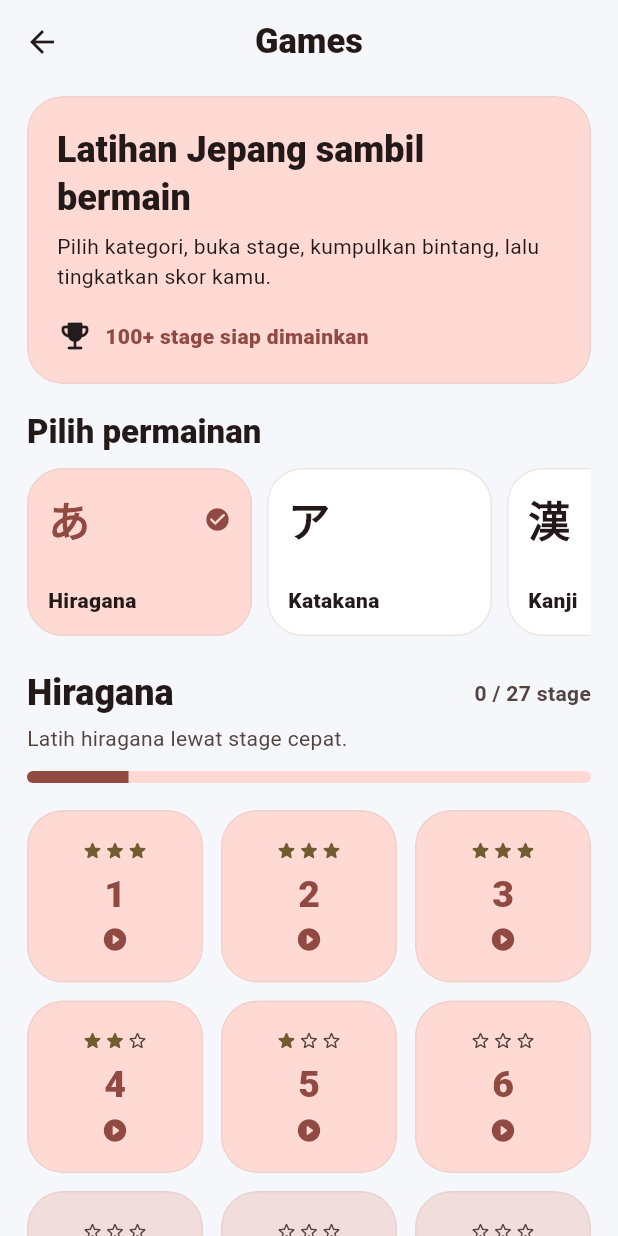
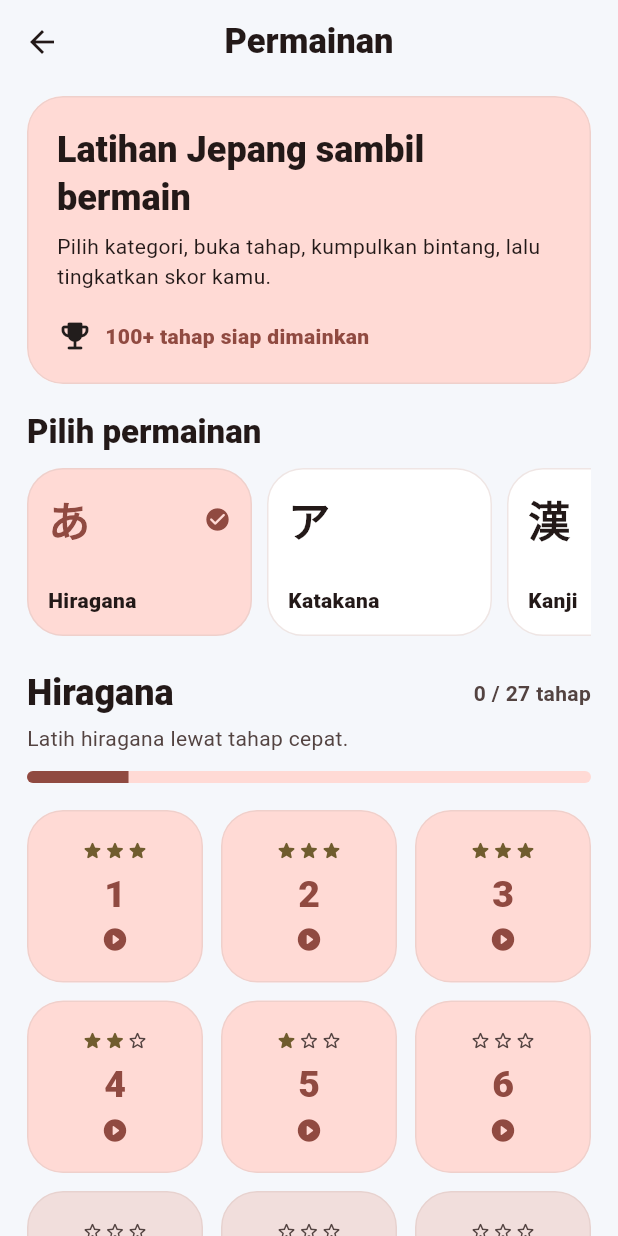
Before and after one commit to Riyadhifalsf/aplication-japanese-language-study, a Flutter app: the GameHubScreen screen opened directly, on a phone screen of 412 x 824 dp. Run offline on Flutter 3.47's test engine with Material 3 defaults, Android fonts, the phone set to English and light mode, and no system bars; our stand-ins replace cloud_firestore, firebase_auth, firebase_core, flutter_local_notifications, flutter_native_splash, flutter_secure_storage and 6 more; accounts and stored records are empty; network calls fail.

Commit message:
Terjemahkan label permainan ke Bahasa Indonesia

```diff
--- a/lib/screens/games/game_hub_screen.dart
+++ b/lib/screens/games/game_hub_screen.dart
@@ -16,8 +16,8 @@ class _GameHubScreenState extends State<GameHubScreen> {
   int selectedGame = 0;
 
   static const games = [
-    ('Hiragana', 'あ', 'Latih hiragana lewat stage cepat.'),
-    ('Katakana', 'ア', 'Kuasai katakana satu stage demi satu.'),
+    ('Hiragana', 'あ', 'Latih hiragana lewat tahap cepat.'),
+    ('Katakana', 'ア', 'Kuasai katakana satu tahap demi satu.'),
     ('Kanji', '漢', 'Kenali kanji, arti, dan bacaannya.'),
   ];
 
@@ -39,7 +39,7 @@ class _GameHubScreenState extends State<GameHubScreen> {
     final game = games[selectedGame];
     return Scaffold(
       appBar: AppBar(
-        title: const Text('Games'),
+        title: const Text('Permainan'),
         centerTitle: true,
       ),
       body: ListView(
@@ -62,13 +62,13 @@ class _GameHubScreenState extends State<GameHubScreen> {
                 children: [
                   Text('Latihan Jepang sambil bermain', style: Theme.of(context).textTheme.headlineSmall?.copyWith(fontWeight: FontWeight.w900)),
                   const SizedBox(height: 6),
-                  Text('Pilih kategori, buka stage, kumpulkan bintang, lalu tingkatkan skor kamu.'),
+                  Text('Pilih kategori, buka tahap, kumpulkan bintang, lalu tingkatkan skor kamu.'),
                   const SizedBox(height: 18),
                   Row(
                     children: [
                       const Icon(Icons.emoji_events_rounded),
                       const SizedBox(width: 8),
-                      Text('100+ stage siap dimainkan', style: TextStyle(fontWeight: FontWeight.w900, color: cs.primary)),
+                      Text('100+ tahap siap dimainkan', style: TextStyle(fontWeight: FontWeight.w900, color: cs.primary)),
                     ],
                   ),
                 ],
@@ -115,7 +115,7 @@ class _GameHubScreenState extends State<GameHubScreen> {
           Row(
             children: [
               Expanded(child: Text(game.$1, style: Theme.of(context).textTheme.headlineSmall?.copyWith(fontWeight: FontWeight.w900))),
-              Text('0 / 27 stage', style: TextStyle(color: cs.onSurfaceVariant, fontWeight: FontWeight.w700)),
+              Text('0 / 27 tahap', style: TextStyle(color: cs.onSurfaceVariant, fontWeight: FontWeight.w700)),
             ],
           ),
           const SizedBox(height: 4),
@@ -276,7 +276,7 @@ class _StageGameScreenState extends State<StageGameScreen> {
       context: context,
       barrierDismissible: false,
       builder: (_) => AlertDialog(
-        title: const Text('Stage selesai!'),
+        title: const Text('Tahap selesai!'),
         content: Column(
           mainAxisSize: MainAxisSize.min,
           children: [
@@ -284,7 +284,7 @@ class _StageGameScreenState extends State<StageGameScreen> {
             const SizedBox(height: 14),
             Text('Skor $score/10', style: const TextStyle(fontSize: 22, fontWeight: FontWeight.w900)),
             const SizedBox(height: 5),
-            Text(stars == 3 ? 'Mantap! Stage dikuasai.' : 'Coba lagi untuk mendapatkan lebih banyak bintang.'),
+            Text(stars == 3 ? 'Mantap! Tahap dikuasai.' : 'Coba lagi untuk mendapatkan lebih banyak bintang.'),
           ],
         ),
         actions: [
@@ -300,7 +300,7 @@ class _StageGameScreenState extends State<StageGameScreen> {
     final cs = Theme.of(context).colorScheme;
     final options = [...question.$2.sublist(0, 5)]..shuffle(random);
     return Scaffold(
-      appBar: AppBar(title: Text('Stage ${widget.stage}')),
+      appBar: AppBar(title: Text('Tahap ${widget.stage}')),
       body: ListView(
         padding: const EdgeInsets.fromLTRB(18, 10, 18, 30),
         children: [
@@ -313,7 +313,7 @@ class _StageGameScreenState extends State<StageGameScreen> {
           Card(
             child: Padding(
               padding: const EdgeInsets.symmetric(vertical: 38, horizontal: 20),
-              child: Column(children: [Text(widget.gameType == 2 ? question.$1 : question.$1, style: TextStyle(fontSize: 30, fontWeight: FontWeight.w900, color: cs.primary)), const SizedBox(height: 14), Text(widget.gameType == 2 ? 'Pilih kanji yang benar' : 'Pilih karakter yang sesuai', style: TextStyle(color: cs.onSurfaceVariant))]),
+              child: Column(children: [Text(question.$1, style: TextStyle(fontSize: 30, fontWeight: FontWeight.w900, color: cs.primary)), const SizedBox(height: 14), Text(widget.gameType == 2 ? 'Pilih kanji yang benar' : 'Pilih karakter yang sesuai', style: TextStyle(color: cs.onSurfaceVariant))]),
             ),
           ),
           const SizedBox(height: 16),
```
